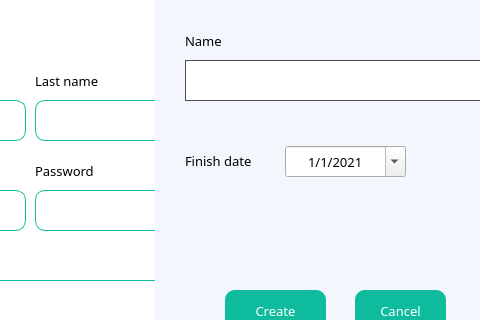
This is widget.ui in meokisama/ps-manager as Qt 5 draws it before an edit; both pictures show x 316 to 796 and y 261 to 581 of the 1232 by 746 pixel window. The edited form follows.
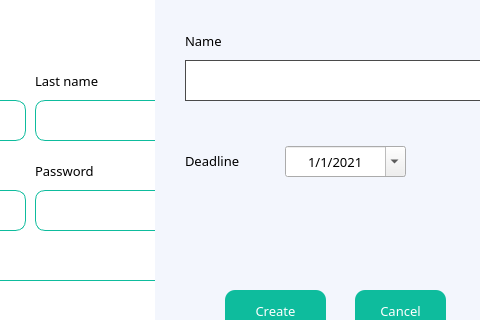
This is the edited form. The open tabs and pages were chosen to show the change. Icons and pictures are not drawn.

```diff
--- a/widget.ui
+++ b/widget.ui
@@ -1330,7 +1330,7 @@
         </font>
        </property>
        <property name="text">
-        <string>Finish date</string>
+        <string>Deadline</string>
        </property>
       </widget>
       <widget class="QPushButton" name="btnCreate">
```
Left out of the diff: 15 changed lines with no effect on the pictures.
